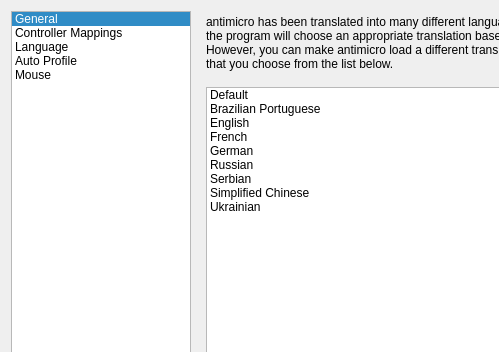
Before: the Qt Designer form src/mainsettingsdialog.ui in AntiMicroX/antimicrox, drawn with Qt 5; both pictures show x 0 to 499 and y 0 to 352 of the 706 by 578 pixel window.
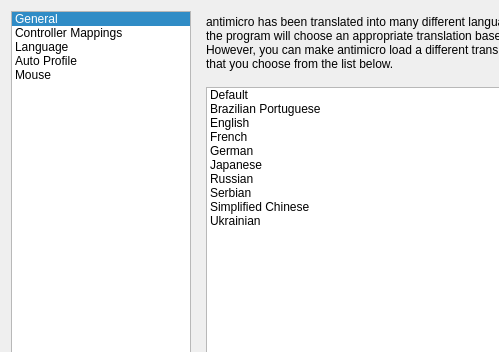
After: the same form once the commit is applied. The open tabs and pages were chosen to show the change. Icons and pictures are not drawn.

Commit message: Added Japanese lang setting to various dialogs.

The edit to the form file:
```diff
--- a/src/mainsettingsdialog.ui
+++ b/src/mainsettingsdialog.ui
@@ -617,6 +617,11 @@
              <string>German</string>
             </property>
            </item>
+           <item>
+            <property name="text">
+             <string>Japanese</string>
+            </property>
+           </item>
            <item>
             <property name="text">
              <string>Russian</string>
```
Left out of the diff: 6 changed lines with no effect on the pictures. The commit also changes 2 other files.
